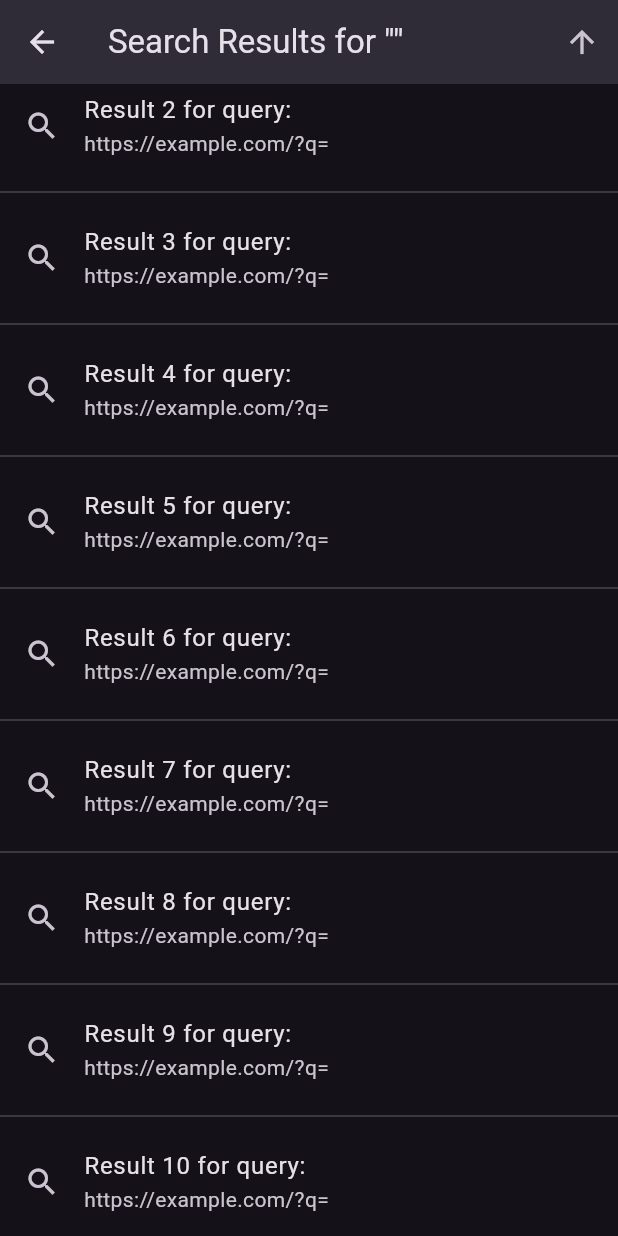
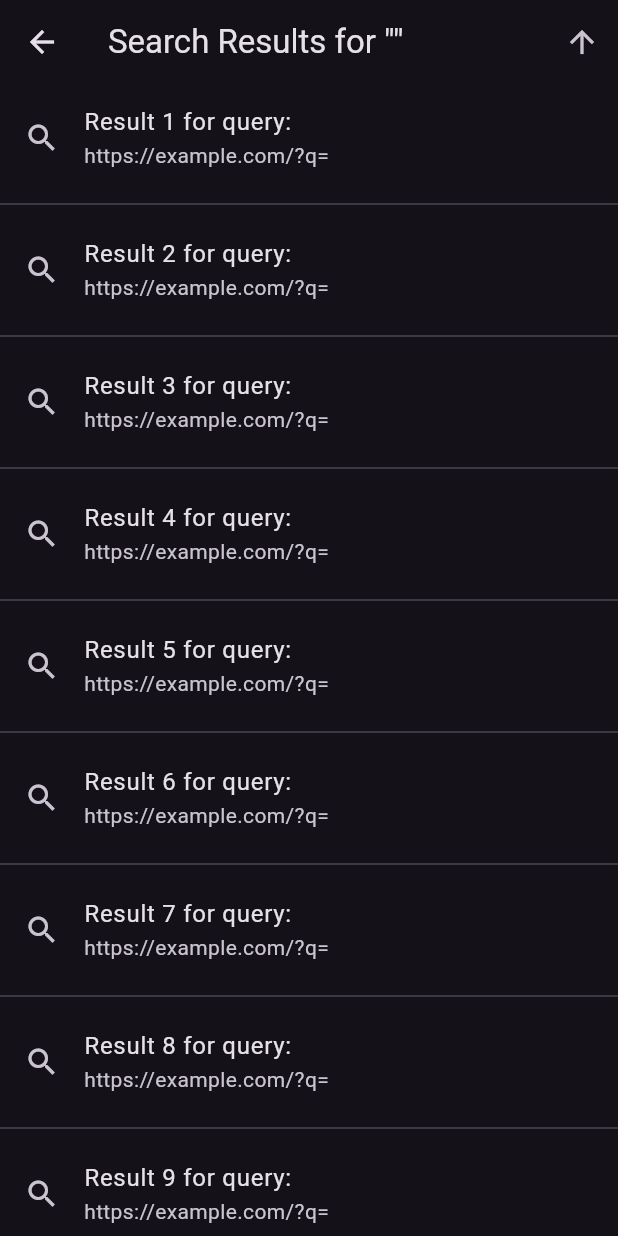
Before and after one commit to satyasolves/google_app, a Flutter app: the SearchResultsPage screen opened directly with empty values, scrolled down 96 dp, after a tap on the "arrow upward" icon, on a phone screen of 412 x 824 dp. Run offline on Flutter 3.47's test engine with Material 3 defaults, Android fonts, the phone set to English and light mode, and no system bars.

Commit message:
modified components in SearchResultsPage.dart

```diff
--- a/lib/SearchResultsPage.dart
+++ b/lib/SearchResultsPage.dart
@@ -2,16 +2,21 @@ import 'package:flutter/material.dart';
 
 class SearchResultsPage extends StatelessWidget {
   final String query;
+  final ScrollController _scrollController = ScrollController();
 
   SearchResultsPage({required this.query});
 
-  @override
-  Widget build(BuildContext context) {
-    // This could be replaced with actual data fetched from an API
-    final List<String> mockResults = List.generate(
+  List<String> _generateMockResults(String query) {
+    // Generate mock results based on the query
+    return List.generate(
       10,
           (index) => 'Result ${index + 1} for query: $query',
     );
+  }
+
+  @override
+  Widget build(BuildContext context) {
+    final List<String> mockResults = _generateMockResults(query);
 
     return Scaffold(
       appBar: AppBar(
@@ -21,26 +26,45 @@ class SearchResultsPage extends StatelessWidget {
             icon: Icon(Icons.arrow_upward),
             onPressed: () {
               // Scroll to the top when the user taps on the top arrow icon
-              Scrollable.ensureVisible(context);
+              if (_scrollController.hasClients) {
+                _scrollController.animateTo(
+                  0,
+                  duration: Duration(milliseconds: 300),
+                  curve: Curves.easeInOut,
+                );
+              }
             },
           ),
         ],
       ),
       body: ListView.separated(
+        controller: _scrollController,
         itemCount: mockResults.length,
         separatorBuilder: (context, index) => Divider(),
-        itemBuilder: (context, index) {
-          return ListTile(
-            leading: Icon(Icons.search),
-            title: Text(mockResults[index]),
-            subtitle: Text('https://example.com/?q=${Uri.encodeComponent(query)}'),
-            onTap: () {
-              // Handle the action when a search result is tapped
-              // For example, navigate to a detail page
-            },
-          );
-        },
+        itemBuilder: (context, index) => SearchResultItem(
+          resultText: mockResults[index],
+          query: query,
+        ),
       ),
     );
   }
 }
+
+class SearchResultItem extends StatelessWidget {
+  final String resultText;
+  final String query;
+
+  const SearchResultItem({required this.resultText, required this.query});
+
+  @override
+  Widget build(BuildContext context) {
+    return ListTile(
+      leading: Icon(Icons.search),
+      title: Text(resultText),
+      subtitle: Text('https://example.com/?q=${Uri.encodeComponent(query)}'),
+      onTap: () {
+        // Implement navigation to detailed view or external browser
+      },
+    );
+  }
+}
```
